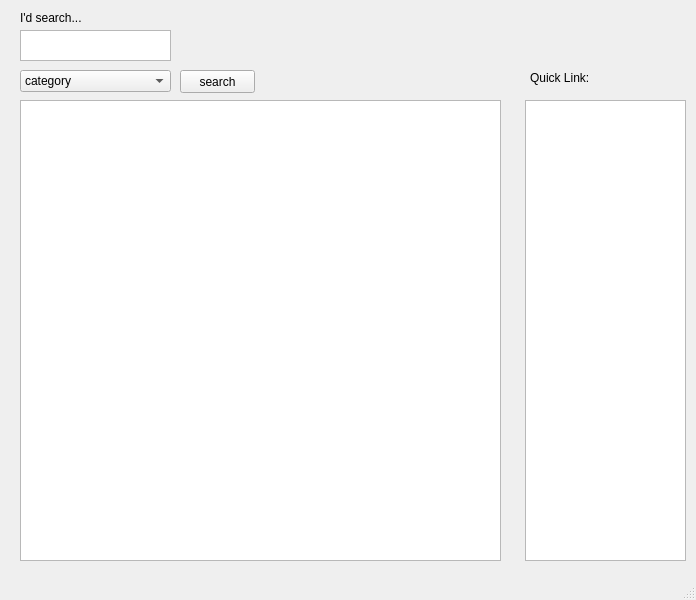
Qt form ui/zyj.ui (kerneltravel/zyj) before a commit.
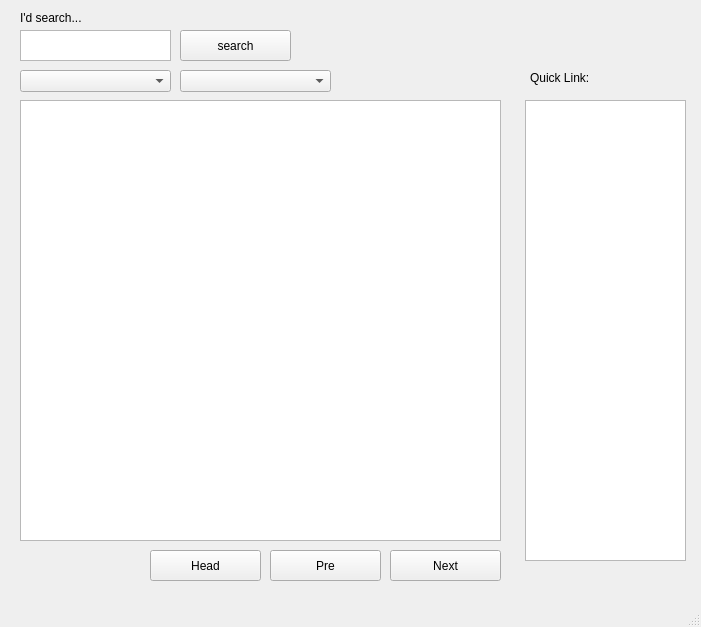
The same form after that commit.

The edit to the form file:
```diff
--- a/ui/zyj.ui
+++ b/ui/zyj.ui
@@ -6,8 +6,8 @@
    <rect>
     <x>0</x>
     <y>0</y>
-    <width>696</width>
-    <height>600</height>
+    <width>701</width>
+    <height>627</height>
    </rect>
   </property>
   <property name="windowTitle">
@@ -46,11 +46,6 @@
       <height>22</height>
      </rect>
     </property>
-    <item>
-     <property name="text">
-      <string>category</string>
-     </property>
-    </item>
    </widget>
    <widget class="QListWidget" name="tagsListWidget">
     <property name="geometry">
@@ -79,9 +74,9 @@
     <property name="geometry">
      <rect>
       <x>180</x>
-      <y>70</y>
-      <width>75</width>
-      <height>23</height>
+      <y>30</y>
+      <width>111</width>
+      <height>31</height>
      </rect>
     </property>
     <property name="text">
@@ -94,10 +89,59 @@
       <x>20</x>
       <y>100</y>
       <width>481</width>
-      <height>461</height>
+      <height>441</height>
      </rect>
     </property>
    </widget>
+   <widget class="QComboBox" name="bookpartCombox">
+    <property name="geometry">
+     <rect>
+      <x>180</x>
+      <y>70</y>
+      <width>151</width>
+      <height>22</height>
+     </rect>
+    </property>
+   </widget>
+   <widget class="QPushButton" name="headButton">
+    <property name="geometry">
+     <rect>
+      <x>150</x>
+      <y>550</y>
+      <width>111</width>
+      <height>31</height>
+     </rect>
+    </property>
+    <property name="text">
+     <string>Head</string>
+    </property>
+   </widget>
+   <widget class="QPushButton" name="preButton">
+    <property name="geometry">
+     <rect>
+      <x>270</x>
+      <y>550</y>
+      <width>111</width>
+      <height>31</height>
+     </rect>
+    </property>
+    <property name="text">
+     <string>Pre</string>
+    </property>
+   </widget>
+   <widget class="QPushButton" name="nextButton">
+    <property name="geometry">
+     <rect>
+      <x>390</x>
+      <y>550</y>
+      <width>111</width>
+      <height>31</height>
+     </rect>
+    </property>
+    <property name="text">
+     <string>Next</string>
+    </property>
+   </widget>
   </widget>
   <widget class="QMenuBar" name="menubar">
    <property name="geometry">
```
Left out of the diff: 6 changed lines with no effect on the pictures.
